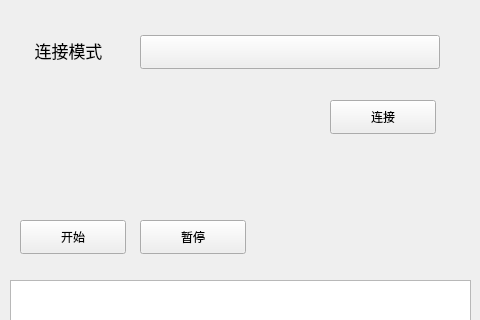
First picture: the form in UI/newui.ui, repository ACGN-Alliance/BlueArchive-Starter, before the edit; both pictures show x 0 to 480 and y 0 to 320 of the 480 by 640 pixel window.
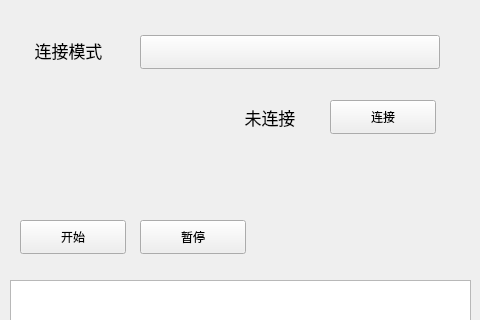
Second picture: the form after the edit. Custom widgets are drawn as their Qt base class.

```diff
--- a/UI/newui.ui
+++ b/UI/newui.ui
@@ -166,6 +166,27 @@
      <string>暂停</string>
     </property>
    </widget>
+   <widget class="QLabel" name="label_2">
+    <property name="geometry">
+     <rect>
+      <x>220</x>
+      <y>100</y>
+      <width>100</width>
+      <height>34</height>
+     </rect>
+    </property>
+    <property name="font">
+     <font>
+      <pointsize>13</pointsize>
+     </font>
+    </property>
+    <property name="text">
+     <string>未连接</string>
+    </property>
+    <property name="alignment">
+     <set>Qt::AlignCenter</set>
+    </property>
+   </widget>
   </widget>
  </widget>
  <customwidgets>
```
